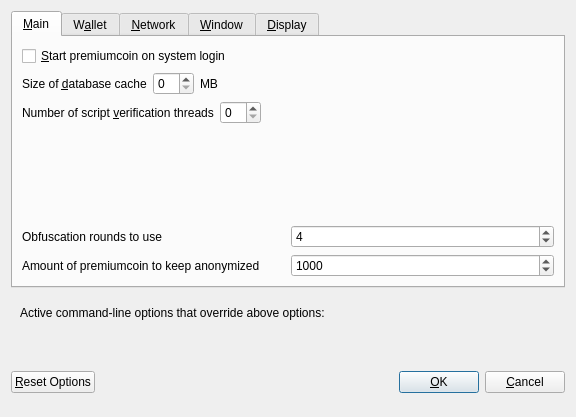
Old version of the form src/qt/forms/optionsdialog.ui in the repository Micenas/antimony.
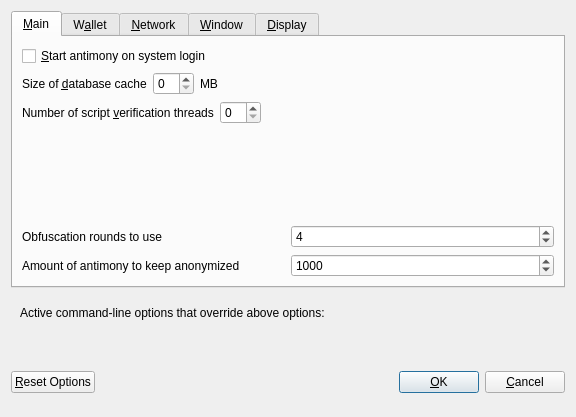
New version of the form. Custom widgets are drawn as their Qt base class.

```diff
--- a/src/qt/forms/optionsdialog.ui
+++ b/src/qt/forms/optionsdialog.ui
@@ -33,7 +33,7 @@
           <string>Automatically start premiumcoin after logging in to the system.</string>
          </property>
          <property name="text">
-          <string>&amp;Start premiumcoin on system login</string>
+          <string>&amp;Start antimony on system login</string>
          </property>
         </widget>
        </item>
@@ -177,7 +177,7 @@
             <string notr="true"/>
            </property>
            <property name="text">
-            <string>Amount of premiumcoin to keep anonymized</string>
+            <string>Amount of antimony to keep anonymized</string>
            </property>
           </widget>
          </item>
```
Left out of the diff: 12 changed lines with no effect on the pictures.
